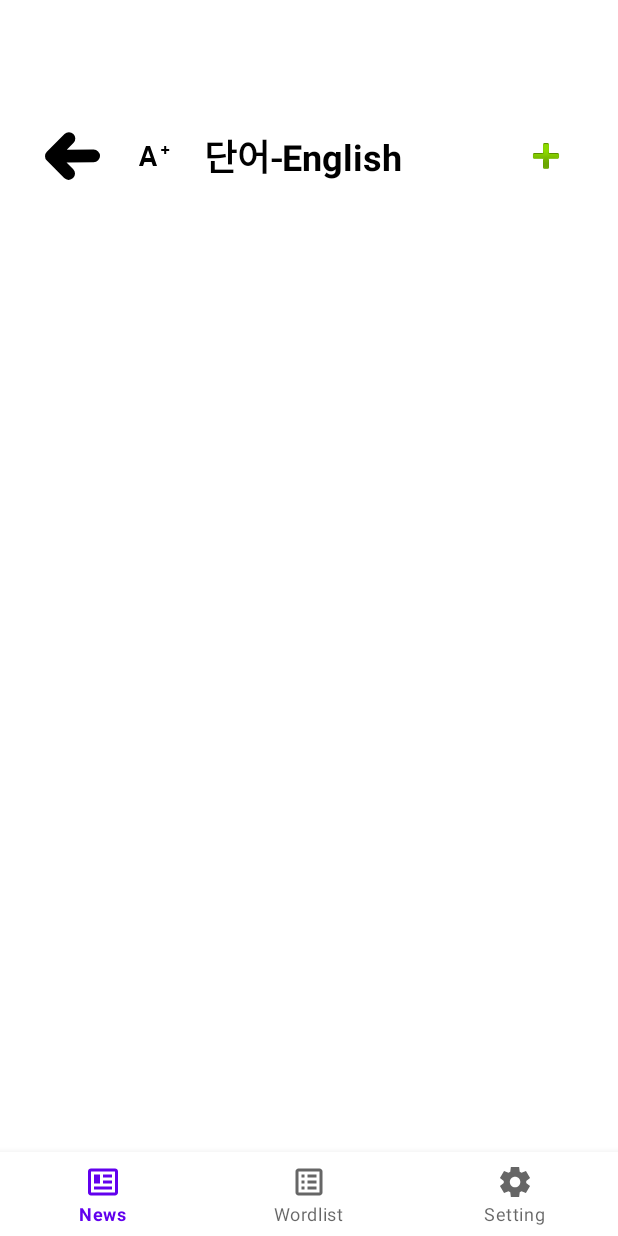
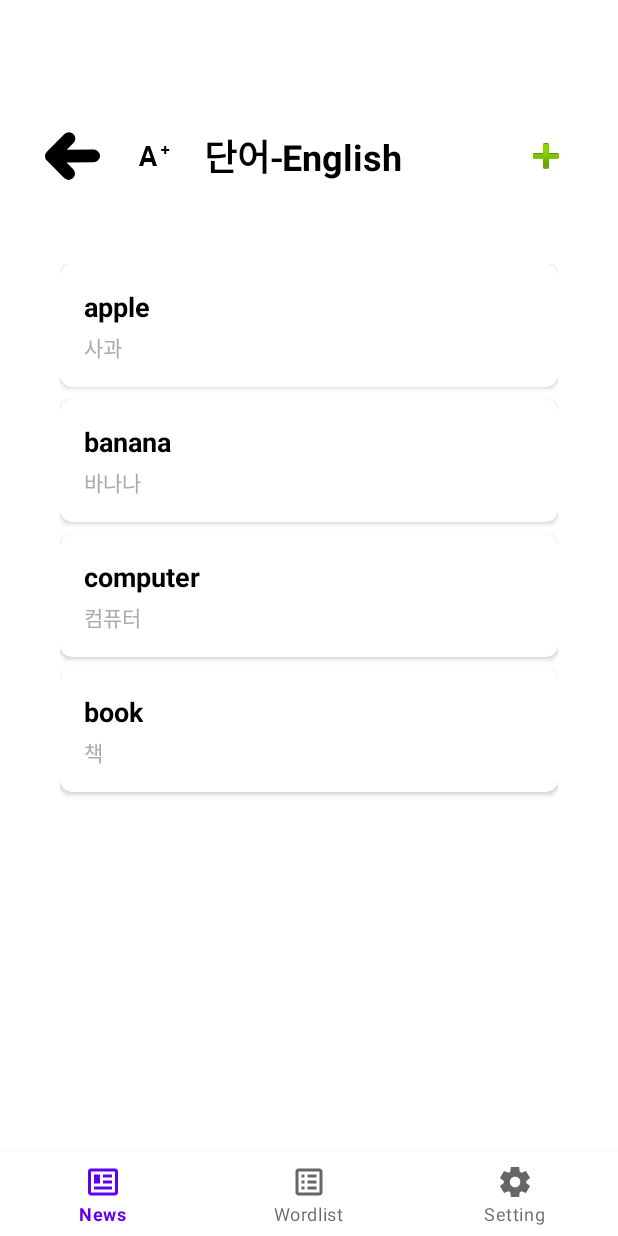
Before and after one commit to MoPrgrm/Front-, an Android app: the WordlistLanguageFragment screen opened through its navigation route, on a phone screen of 412 x 824 dp. Run offline under Robolectric (Android 15) with nearby library versions, the phone set to English and light mode, and no system bars; our stand-ins replace Room's generated code, navigation-ui.

Commit message:
Add SQLite DB setup with Room (WordEntity, WordDao, WordDatabase, WordRepository)

```diff
--- /dev/null
+++ b/app/src/main/java/kr/co/gachon/moproject_d/data/WordDao.java
@@ -0,0 +1,29 @@
+package kr.co.gachon.moproject_d.data;
+
+import androidx.lifecycle.LiveData;
+import androidx.room.Dao;
+import androidx.room.Insert;
+import androidx.room.Query;
+import androidx.room.Delete;
+
+import java.util.List;
+
+@Dao
+public interface WordDao {
+    @Query("SELECT * FROM words")
+    LiveData<List<WordEntity>> getAllWords();
+
+    // 언어별로 단어를 조회하는 메소드 추가
+    @Query("SELECT * FROM words WHERE language = :language")
+    LiveData<List<WordEntity>> getWordsByLanguage(String language);
+
+    // 동기적으로 언어별 단어를 조회하는 메소드 (즉시 결과 필요할 때)
+    @Query("SELECT * FROM words WHERE language = :language")
+    List<WordEntity> getWordsByLanguageSync(String language);
+
+    @Insert
+    void insert(WordEntity word);
+
+    @Delete
+    void delete(WordEntity word);
+}
--- /dev/null
+++ b/app/src/main/java/kr/co/gachon/moproject_d/data/WordDatabase.java
@@ -0,0 +1,49 @@
+package kr.co.gachon.moproject_d.data;
+
+import android.content.Context;
+
+import androidx.annotation.NonNull;
+import androidx.room.Database;
+import androidx.room.Room;
+import androidx.room.RoomDatabase;
+import androidx.sqlite.db.SupportSQLiteDatabase;
+
+import java.util.concurrent.ExecutorService;
+import java.util.concurrent.Executors;
+
+@Database(entities = {WordEntity.class}, version = 1)
+public abstract class WordDatabase extends RoomDatabase {
+    public abstract WordDao wordDao();
+
+    private static volatile WordDatabase INSTANCE;
+    private static final ExecutorService databaseWriteExecutor = Executors.newFixedThreadPool(1);
+
+    public static WordDatabase getDatabase(final Context context) {
+        if (INSTANCE == null) {
+            synchronized (WordDatabase.class) {
+                if (INSTANCE == null) {
+                    INSTANCE = Room.databaseBuilder(context.getApplicationContext(),
+                                    WordDatabase.class, "word_database")
+                            .addCallback(roomCallback) // 여기 주목!
+                            .build();
+                }
+            }
+        }
+        return INSTANCE;
+    }
+
+    // 초기 하드코딩 데이터 삽입
+    private static final Callback roomCallback = new Callback() {
+        @Override
+        public void onCreate(@NonNull SupportSQLiteDatabase db) {
+            super.onCreate(db);
+            databaseWriteExecutor.execute(() -> {
+                WordDao dao = INSTANCE.wordDao();
+                dao.insert(new WordEntity("apple", "사과", "English"));
+                dao.insert(new WordEntity("banana", "바나나", "English"));
+                dao.insert(new WordEntity("computer", "컴퓨터", "English"));
+                dao.insert(new WordEntity("book", "책", "English"));
+            });
+        }
+    };
+}
--- /dev/null
+++ b/app/src/main/java/kr/co/gachon/moproject_d/data/WordEntity.java
@@ -0,0 +1,25 @@
+// WordEntity.java
+package kr.co.gachon.moproject_d.data;
+
+import androidx.room.Entity;
+import androidx.room.PrimaryKey;
+
+@Entity(tableName = "words")
+public class WordEntity {
+    @PrimaryKey(autoGenerate = true)
+    public int id;
+
+    public String word;
+    public String meaning;
+    public String language;
+
+    public WordEntity(String word, String meaning, String language) {
+        this.word = word;
+        this.meaning = meaning;
+        this.language = language;
+    }
+
+    public String getWord() { return word; }
+    public String getMeaning() { return meaning; }
+    public String getLanguage() { return language; }
+}
--- /dev/null
+++ b/app/src/main/java/kr/co/gachon/moproject_d/data/WordRepository.java
@@ -0,0 +1,41 @@
+package kr.co.gachon.moproject_d.data;
+
+import android.app.Application;
+import androidx.lifecycle.LiveData;
+import java.util.List;
+import java.util.concurrent.ExecutorService;
+import java.util.concurrent.Executors;
+
+public class WordRepository {
+    private final WordDao wordDao;
+    private final LiveData<List<WordEntity>> allWords;
+    private final ExecutorService executor = Executors.newSingleThreadExecutor();
+
+    public WordRepository(Application application) {
+        WordDatabase db = WordDatabase.getDatabase(application);
+        wordDao = db.wordDao();
+        allWords = wordDao.getAllWords();
+    }
+
+    public LiveData<List<WordEntity>> getAllWords() {
+        return allWords;
+    }
+
+    // 언어별 단어 조회 메소드 추가
+    public LiveData<List<WordEntity>> getWordsByLanguage(String language) {
+        return wordDao.getWordsByLanguage(language);
+    }
+
+    // 동기적으로 언어별 단어 조회 (백그라운드 스레드에서 실행)
+    public List<WordEntity> getWordsByLanguageSync(String language) {
+        return wordDao.getWordsByLanguageSync(language);
+    }
+
+    public void insert(WordEntity word) {
+        executor.execute(() -> wordDao.insert(word));
+    }
+
+    public void delete(WordEntity word) {
+        executor.execute(() -> wordDao.delete(word));
+    }
+}
--- a/app/src/main/java/kr/co/gachon/moproject_d/ui/wordlist/WordlistLanguageFragment.java
+++ b/app/src/main/java/kr/co/gachon/moproject_d/ui/wordlist/WordlistLanguageFragment.java
@@ -13,21 +13,20 @@ import android.widget.Toast;
 import androidx.annotation.NonNull;
 import androidx.annotation.Nullable;
 import androidx.fragment.app.Fragment;
+import androidx.lifecycle.ViewModelProvider;
 import androidx.navigation.Navigation;
 import kr.co.gachon.moproject_d.R;
-import kr.co.gachon.moproject_d.model.Word;
-import kr.co.gachon.moproject_d.utils.WordManager;
-import java.util.List;
+import kr.co.gachon.moproject_d.data.WordEntity;
 
 public class WordlistLanguageFragment extends Fragment {
-    private WordManager wordManager;
+    private WordlistViewModel viewModel;
     private LinearLayout wordListContainer;
     private String selectedLanguage;
 
     @Override
     public void onCreate(@Nullable Bundle savedInstanceState) {
         super.onCreate(savedInstanceState);
-        wordManager = new WordManager(requireContext());
+        viewModel = new ViewModelProvider(this).get(WordlistViewModel.class);
     }
 
     @Nullable
@@ -44,6 +43,9 @@ public class WordlistLanguageFragment extends Fragment {
         if (getArguments() != null) {
             selectedLanguage = getArguments().getString("selected_language", "English");
             tvWordTitle.setText("단어-" + selectedLanguage);
+
+            // ViewModel에 선택된 언어 설정
+            viewModel.setSelectedLanguage(selectedLanguage);
         }
 
         btnBack.setOnClickListener(v -> {
@@ -58,7 +60,11 @@ public class WordlistLanguageFragment extends Fragment {
     @Override
     public void onViewCreated(@NonNull View view, @Nullable Bundle savedInstanceState) {
         super.onViewCreated(view, savedInstanceState);
-        loadWords();
+
+        // LiveData 관찰하여 단어 목록 업데이트
+        viewModel.getWordsByLanguage().observe(getViewLifecycleOwner(), words -> {
+            loadWords(words);
+        });
     }
 
     private void showAddWordDialog() {
@@ -78,21 +84,19 @@ public class WordlistLanguageFragment extends Fragment {
                         return;
                     }
 
-                    Word newWord = new Word(word, meaning, selectedLanguage);
-                    wordManager.saveWord(newWord);
-                    loadWords();
+                    WordEntity newWord = new WordEntity(word, meaning, selectedLanguage);
+                    viewModel.insert(newWord);
                 })
                 .setNegativeButton("취소", null)
                 .show();
     }
 
-    private void loadWords() {
+    private void loadWords(java.util.List<WordEntity> words) {
         if (wordListContainer == null) return;
 
         wordListContainer.removeAllViews();
-        List<Word> words = wordManager.getWordsByLanguage(selectedLanguage);
 
-        for (Word word : words) {
+        for (WordEntity word : words) {
             View wordItem = LayoutInflater.from(requireContext())
                     .inflate(R.layout.item_word, wordListContainer, false);
 
@@ -112,21 +116,14 @@ public class WordlistLanguageFragment extends Fragment {
         }
     }
 
-    private void showDeleteWordDialog(Word word) {
+    private void showDeleteWordDialog(WordEntity word) {
         new AlertDialog.Builder(requireContext())
                 .setTitle("단어 삭제")
                 .setMessage("이 단어를 삭제하시겠습니까?")
                 .setPositiveButton("삭제", (dialog, which) -> {
-                    wordManager.deleteWord(word);
-                    loadWords();
+                    viewModel.delete(word);
                 })
                 .setNegativeButton("취소", null)
                 .show();
     }
-
-    @Override
-    public void onResume() {
-        super.onResume();
-        loadWords();
-    }
 }
--- a/app/src/main/java/kr/co/gachon/moproject_d/ui/wordlist/WordlistViewModel.java
+++ b/app/src/main/java/kr/co/gachon/moproject_d/ui/wordlist/WordlistViewModel.java
@@ -1,19 +1,45 @@
 package kr.co.gachon.moproject_d.ui.wordlist;
 
+import android.app.Application;
+import androidx.lifecycle.AndroidViewModel;
 import androidx.lifecycle.LiveData;
 import androidx.lifecycle.MutableLiveData;
-import androidx.lifecycle.ViewModel;
+import androidx.lifecycle.Transformations;
+import kr.co.gachon.moproject_d.data.WordEntity;
+import kr.co.gachon.moproject_d.data.WordRepository;
+import java.util.List;
 
-public class WordlistViewModel extends ViewModel {
+public class WordlistViewModel extends AndroidViewModel {
+    private final WordRepository repository;
+    private final MutableLiveData<String> selectedLanguage = new MutableLiveData<>();
+    private final LiveData<List<WordEntity>> wordsByLanguage;
 
-    private final MutableLiveData<String> mText;
+    public WordlistViewModel(Application application) {
+        super(application);
+        repository = new WordRepository(application);
 
-    public WordlistViewModel() {
-        mText = new MutableLiveData<>();
-        mText.setValue("This is dashboard fragment");
+        // 선택된 언어에 따라 단어 목록이 변경되도록 설정
+        wordsByLanguage = Transformations.switchMap(selectedLanguage, language -> {
+            if (language != null && !language.isEmpty()) {
+                return repository.getWordsByLanguage(language);
+            }
+            return repository.getAllWords();
+        });
     }
 
-    public LiveData<String> getText() {
-        return mText;
+    public LiveData<List<WordEntity>> getWordsByLanguage() {
+        return wordsByLanguage;
+    }
+
+    public void setSelectedLanguage(String language) {
+        selectedLanguage.setValue(language);
+    }
+
+    public void insert(WordEntity word) {
+        repository.insert(word);
+    }
+
+    public void delete(WordEntity word) {
+        repository.delete(word);
     }
 }
--- a/app/src/main/res/layout/item_word.xml
+++ b/app/src/main/res/layout/item_word.xml
@@ -1,26 +1,45 @@
 <?xml version="1.0" encoding="utf-8"?>
-<LinearLayout xmlns:android="http://schemas.android.com/apk/res/android"
+<androidx.cardview.widget.CardView
+    xmlns:android="http://schemas.android.com/apk/res/android"
+    xmlns:app="http://schemas.android.com/apk/res-auto"
     android:layout_width="match_parent"
     android:layout_height="wrap_content"
-    android:orientation="vertical"
-    android:padding="16dp"
-    android:background="@drawable/wordlist_button_bg"
-    android:layout_marginBottom="8dp">
+    android:layout_marginBottom="8dp"
+    app:cardCornerRadius="8dp"
+    app:cardElevation="2dp">
+
+    <LinearLayout
+        android:layout_width="match_parent"
+        android:layout_height="wrap_content"
+        android:orientation="horizontal"
+        android:padding="16dp">
+
+        <LinearLayout
+            android:layout_width="0dp"
+            android:layout_height="wrap_content"
+            android:layout_weight="1"
+            android:orientation="vertical">
 
             <TextView
                 android:id="@+id/tvWord"
                 android:layout_width="wrap_content"
                 android:layout_height="wrap_content"
+                android:text="apple"
                 android:textSize="18sp"
                 android:textStyle="bold"
-        android:textColor="#000000"
-        android:layout_marginBottom="4dp"/>
+                android:textColor="@android:color/black" />
 
             <TextView
                 android:id="@+id/tvMeaning"
                 android:layout_width="wrap_content"
                 android:layout_height="wrap_content"
-        android:textSize="16sp"
-        android:textColor="#666666"/>
+                android:text="사과"
+                android:textSize="14sp"
+                android:textColor="@android:color/darker_gray"
+                android:layout_marginTop="4dp" />
 
         </LinearLayout>
+
+    </LinearLayout>
+
+</androidx.cardview.widget.CardView>
--- a/gradle.properties
+++ b/gradle.properties
@@ -19,3 +19,4 @@ android.useAndroidX=true
 # resources declared in the library itself and none from the library's dependencies,
 # thereby reducing the size of the R class for that library
 android.nonTransitiveRClass=true
+android.overridePathCheck=true
```
Also changed, not shown: app/build.gradle.kts (+7 -1 lines), app/src/main/res/layout/dialog_add_word.xml (+20 -11 lines). Lines whose indentation alone changed are shown as unchanged.
